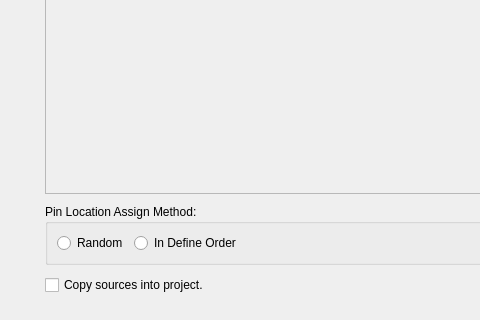
First picture: the form in src/ProjNavigator/add_file_form.ui, repository os-fpga/FOEDAG, before the edit; both pictures show x 0 to 480 and y 481 to 801 of the 1011 by 801 pixel window.
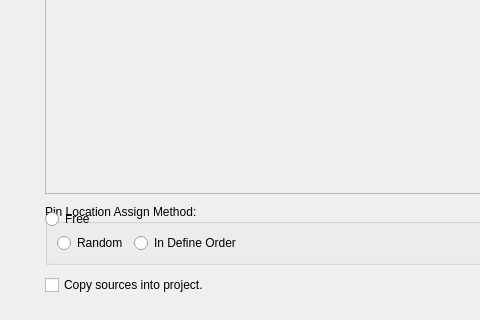
Second picture: the form after the edit.

Commit message: Add "free" option for pin location assignment.

```diff
--- a/src/ProjNavigator/add_file_form.ui
+++ b/src/ProjNavigator/add_file_form.ui
@@ -135,6 +135,13 @@
             </property>
            </widget>
           </item>
+                                        <item row="0" column="2">
+                                            <widget class="QRadioButton" name="select_free">
+                                                <property name="text">
+                                                    <string>Free</string>
+                                                </property>
+                                            </widget>
+                                        </item>
          </layout>
         </widget>
        </item>
```
Left out of the diff: 6 changed lines with no effect on the pictures. Lines whose indentation alone changed are shown as unchanged. The commit also changes 10 other files.
